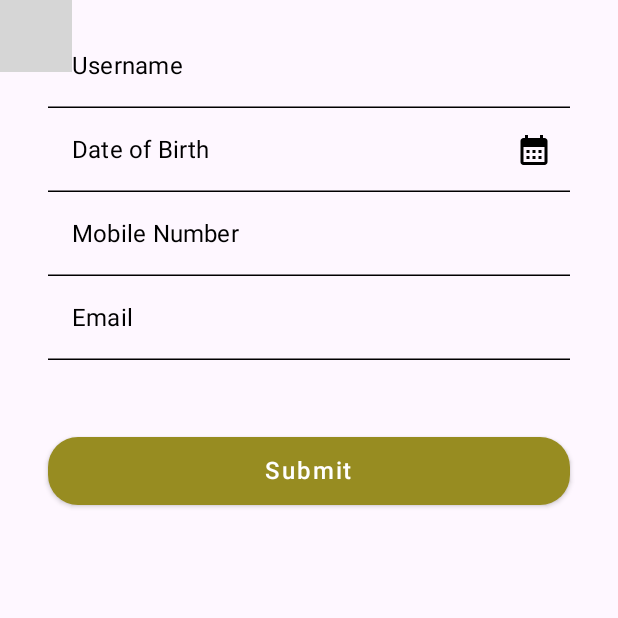
After one commit to AbuSayedMasud/capita_KMM, an Android app built with Jetpack Compose: the composable ForgetPasswordView shown on its own in the app's theme, on a phone screen of 412 x 824 dp, the top half of it. The commit adds this screen. Run offline under Robolectric (Android 15) with nearby library versions, the phone set to English and light mode, and no system bars; libraries missing offline, so code that uses them is left out: com.vanpra.composematerialdialogs; 2 statements that could not run were skipped; grey boxes are pictures that could not be loaded.

Commit message:
forget password ui restructured  for  android

```diff
--- /dev/null
+++ b/androidApp/src/main/java/com/leads/capitabull/android/forgetPassword/ForgetPasswordView.kt
@@ -0,0 +1,386 @@
+package com.leads.capitabull.android.forgetPassword
+
+import android.annotation.SuppressLint
+import android.os.Build
+import androidx.annotation.RequiresApi
+import androidx.compose.foundation.Image
+import androidx.compose.foundation.clickable
+import androidx.compose.foundation.isSystemInDarkTheme
+import androidx.compose.foundation.layout.Box
+import androidx.compose.foundation.layout.Column
+import androidx.compose.foundation.layout.fillMaxSize
+import androidx.compose.foundation.layout.fillMaxWidth
+import androidx.compose.foundation.layout.height
+import androidx.compose.foundation.layout.padding
+import androidx.compose.foundation.layout.size
+import androidx.compose.foundation.shape.RoundedCornerShape
+import androidx.compose.foundation.text.KeyboardOptions
+import androidx.compose.material.AlertDialog
+import androidx.compose.material.Button
+import androidx.compose.material.ButtonDefaults
+import androidx.compose.material.Icon
+import androidx.compose.material.MaterialTheme
+import androidx.compose.material.Text
+import androidx.compose.material.TextField
+import androidx.compose.material.TextFieldDefaults
+import androidx.compose.material3.ExperimentalMaterial3Api
+import androidx.compose.runtime.Composable
+import androidx.compose.runtime.derivedStateOf
+import androidx.compose.runtime.getValue
+import androidx.compose.runtime.mutableStateOf
+import androidx.compose.runtime.remember
+import androidx.compose.runtime.setValue
+import androidx.compose.ui.Alignment
+import androidx.compose.ui.Modifier
+import androidx.compose.ui.graphics.Color
+import androidx.compose.ui.platform.LocalContext
+import androidx.compose.ui.res.painterResource
+import androidx.compose.ui.text.font.FontWeight
+import androidx.compose.ui.text.input.KeyboardType
+import androidx.compose.ui.text.style.TextAlign
+import androidx.compose.ui.unit.dp
+import androidx.compose.ui.unit.sp
+import androidx.navigation.NavHostController
+import com.leads.capita.formatnumber.isWithinMaxCharLimit
+import com.leads.capitabull.android.R
+import com.leads.capitabull.android.formatnumber.InputFieldValidator.validateFields
+import com.leads.capitabull.android.theme.PrimaryColor
+import com.leads.capitabull.android.theme.White
+import com.leads.capitabull.android.theme.getCardColors
+import com.vanpra.composematerialdialogs.MaterialDialog
+import com.vanpra.composematerialdialogs.datetime.date.DatePickerDefaults
+import com.vanpra.composematerialdialogs.datetime.date.datepicker
+import com.vanpra.composematerialdialogs.rememberMaterialDialogState
+import java.time.LocalDate
+
+@SuppressLint("SuspiciousIndentation")
+@RequiresApi(Build.VERSION_CODES.O)
+@OptIn(ExperimentalMaterial3Api::class)
+@Composable
+fun ForgetPasswordView(navController: NavHostController) {
+    // Mutable state variables to track user input
+    var username by remember { mutableStateOf("") }
+    var birthday by remember { mutableStateOf("") }
+    var mobileNumber by remember { mutableStateOf("") }
+    var email by remember { mutableStateOf("") }
+
+    // Validate the fields and get the result and error message
+    val (isValidationSuccess, errorMessage) = validateFields(
+        username,
+        "",
+        "",
+        email,
+        mobileNumber,
+        "",
+        "",
+        "",
+        birthday,
+
+        isForgetPasswordView = true,
+        isRegistrationView = false,
+        isBiometricRegistrationView = false,
+        isBiometricFingerprintRegistrationView = false,
+    )
+
+    var isUsernameError by remember { mutableStateOf(false) }
+    var isMobileNumberError by remember { mutableStateOf(false) }
+    var isEmailError by remember { mutableStateOf(false) }
+    var isBirthdayError by remember {
+        mutableStateOf(false)
+    }
+
+    var isValidationErrorDialogVisible by remember { mutableStateOf(false) }
+
+    val isDarkTheme = isSystemInDarkTheme()
+    val textColor = if (isDarkTheme) Color.White else Color.Black
+    val placeholderTextColor = if (isDarkTheme) Color(0x83F1F3F4) else Color.DarkGray
+    val context = LocalContext.current
+    var pickedDate by remember {
+        mutableStateOf(LocalDate.now())
+    }
+    val (backgroundColor, contentColor) = getCardColors()
+    val formattedDate by remember {
+        derivedStateOf {
+            val month = pickedDate.monthValue.toString().padStart(2, '0')
+            val day = pickedDate.dayOfMonth.toString().padStart(2, '0')
+            val year = pickedDate.year
+            "$month/$day/$year"
+        }
+    }
+
+    val dateDialogState = rememberMaterialDialogState()
+    // Composable for the date picker dialog
+    MaterialDialog(
+        dialogState = dateDialogState,
+        buttons = {
+            positiveButton(
+                text = "Ok",
+                textStyle = MaterialTheme.typography.button,
+            ) {
+                birthday = formattedDate
+            }
+            negativeButton(text = "Cancel")
+        },
+
+    ) {
+        datepicker(
+            initialDate = LocalDate.now(),
+            title = "Pick a date of birth",
+            colors = DatePickerDefaults.colors(
+                headerBackgroundColor = PrimaryColor,
+                headerTextColor = Color.White,
+                dateActiveBackgroundColor = textColor,
+            ),
+
+        ) {
+            pickedDate = it
+        }
+    }
+
+    Column(
+        modifier = Modifier
+            .fillMaxSize()
+            .padding(top = 16.dp, start = 32.dp, end = 32.dp, bottom = 0.dp),
+        horizontalAlignment = Alignment.CenterHorizontally,
+    ) {
+        TextField(
+            value = username,
+            onValueChange = {
+                if (isWithinMaxCharLimit(it, 40)) {
+                    username = it
+                    isUsernameError = it.isEmpty()
+                }
+            },
+            placeholder = { Text("Username", color = contentColor) },
+            label = { Text("Username", color = contentColor) },
+            colors = TextFieldDefaults.outlinedTextFieldColors(
+                textColor = textColor,
+                unfocusedLabelColor = textColor,
+                unfocusedBorderColor = if (isUsernameError) Color.Red else textColor,
+                focusedBorderColor = if (isUsernameError) Color.Red else textColor,
+                focusedLabelColor = textColor,
+                cursorColor = textColor,
+                leadingIconColor = textColor,
+                placeholderColor = placeholderTextColor,
+
+            ),
+            keyboardOptions = KeyboardOptions.Default.copy(
+                keyboardType = KeyboardType.Ascii,
+            ),
+            singleLine = true,
+            modifier = Modifier.fillMaxWidth(),
+        )
+
+        TextField(
+            value = birthday,
+            onValueChange = {
+                if (isWithinMaxCharLimit(it, 10)) {
+                    birthday = it
+                    isBirthdayError = it.isEmpty()
+                }
+            },
+            modifier = Modifier.fillMaxWidth(),
+            label = { Text("Date of Birth", color = contentColor) },
+            placeholder = { Text("MM/DD/YYYY", color = contentColor) },
+            colors = TextFieldDefaults.outlinedTextFieldColors(
+                textColor = textColor,
+                unfocusedLabelColor = textColor,
+                unfocusedBorderColor = if (isBirthdayError) Color.Red else textColor,
+                focusedBorderColor = if (isBirthdayError) Color.Red else textColor,
+                focusedLabelColor = textColor,
+                cursorColor = textColor,
+                leadingIconColor = textColor,
+                placeholderColor = placeholderTextColor,
+            ),
+            trailingIcon = {
+                Icon(
+                    painter = painterResource(id = R.drawable.baseline_calendar_month_24),
+                    contentDescription = "Calendar Icon",
+                    modifier = Modifier
+                        .clickable {
+                            dateDialogState.show()
+                        }
+                        .padding(8.dp),
+                    tint = textColor,
+                )
+            },
+            keyboardOptions = KeyboardOptions.Default.copy(
+                keyboardType = KeyboardType.Ascii,
+            ),
+            singleLine = true,
+        )
+
+        TextField(
+            value = mobileNumber,
+            onValueChange = {
+                if (isWithinMaxCharLimit(it, 11)) {
+                    mobileNumber = it
+                    isMobileNumberError = it.isEmpty()
+                }
+            },
+            placeholder = { Text("880XXXXXXXXX", color = contentColor) },
+            label = { Text("Mobile Number", color = contentColor) },
+            colors = TextFieldDefaults.outlinedTextFieldColors(
+                textColor = textColor,
+                unfocusedLabelColor = textColor,
+                unfocusedBorderColor = if (isMobileNumberError) Color.Red else textColor,
+                focusedBorderColor = if (isMobileNumberError) Color.Red else textColor,
+                focusedLabelColor = textColor,
+                cursorColor = textColor,
+                leadingIconColor = textColor,
+                placeholderColor = placeholderTextColor,
+            ),
+            keyboardOptions = KeyboardOptions.Default.copy(
+                keyboardType = KeyboardType.Phone,
+            ),
+            singleLine = true,
+            modifier = Modifier.fillMaxWidth(),
+        )
+
+//        if (isFocused) {
+//            Text(text = "+880", modifier = Modifier.padding(start = 4.dp))
+//        }
+
+        TextField(
+            value = email,
+            onValueChange = {
+                if (isWithinMaxCharLimit(it, 40)) {
+                    email = it
+                    isEmailError = it.isEmpty()
+                }
+            },
+            placeholder = { Text("examle@gmail.com", color = contentColor) },
+            label = { Text("Email", color = contentColor) },
+            colors = TextFieldDefaults.outlinedTextFieldColors(
+                textColor = textColor,
+                unfocusedLabelColor = textColor,
+                unfocusedBorderColor = if (isEmailError) Color.Red else textColor,
+                focusedBorderColor = if (isEmailError) Color.Red else textColor,
+                focusedLabelColor = textColor,
+                cursorColor = textColor,
+                leadingIconColor = textColor,
+                placeholderColor = placeholderTextColor,
+
+            ),
+            keyboardOptions = KeyboardOptions.Default.copy(
+                keyboardType = KeyboardType.Ascii,
+            ),
+            singleLine = true,
+            modifier = Modifier.fillMaxWidth(),
+        )
+// Button for submitting the form
+        Button(
+            onClick =
+            {
+                // Perform password reset logic based on validation success
+                if (isValidationSuccess) {
+                    val passwordBean = ForgetPasswordPresenter()
+                    val isPasswordChanged = passwordBean.forgetPasswordPresenter(
+                        context = context,
+                        username = username,
+                        dateOfBirth = birthday,
+                        mobileNumber = mobileNumber,
+                        email = email,
+                    )
+                    if (isPasswordChanged) {
+                        isValidationErrorDialogVisible = true
+                    }
+                } else {
+                    isValidationErrorDialogVisible = true
+                }
+            },
+            modifier = Modifier
+                .fillMaxWidth()
+                .padding(top = 50.dp),
+
+            colors = ButtonDefaults.buttonColors(
+                backgroundColor = PrimaryColor,
+                contentColor = White,
+            ),
+            shape = RoundedCornerShape(20.dp),
+        ) {
+            Text(
+                text = "Submit",
+                fontSize = 16.sp,
+                modifier = Modifier.padding(5.dp),
+                color = Color.White,
+            )
+        }
+    }
+
+    // Display an alert dialog for validation errors or success message
+    if (isValidationErrorDialogVisible) {
+        AlertDialog(
+            onDismissRequest = {
+            },
+            title = {
+                // Display success or error icon based on the result
+                Image(
+                    painter = if (errorMessage == "Your password is successfully changed. Please check your E-mail.") {
+                        painterResource(id = R.drawable.success)
+                    } else {
+                        painterResource(id = R.drawable.high_importance_72)
+                    },
+                    contentDescription = null,
+                    modifier = Modifier
+                        .fillMaxWidth()
+                        .height(45.dp),
+                )
+            },
+            text = {
+                // Display the success or error message
+                Box(
+                    modifier = Modifier.fillMaxWidth(),
+                    contentAlignment = Alignment.Center,
+                ) {
+                    Text(
+                        if (errorMessage == "Success") {
+                            "Your password is successfully changed.Please check your E-mail."
+                        } else {
+                            errorMessage
+                        },
+                        color = contentColor,
+                        modifier = Modifier.align(Alignment.Center),
+                        textAlign = TextAlign.Center,
+                        style = MaterialTheme.typography.body1
+                            .copy(
+                                fontWeight = FontWeight.Bold,
+                                fontSize = 18.sp,
+                                color = contentColor,
+                                textAlign = TextAlign.Justify,
+                            ),
+                    )
+                }
+            },
+            confirmButton = {
+                Box(
+                    modifier = Modifier.fillMaxWidth(),
+                    contentAlignment = Alignment.Center,
+                ) {
+                    // Button to close the dialog
+                    Button(
+                        onClick = {
+                            if (errorMessage == "Your password is successfully changed. Please check your E-mail.") {
+                                isValidationErrorDialogVisible = false
+                                navController.navigate("login")
+                            } else {
+                                isValidationErrorDialogVisible = false
+                            }
+                        },
+                        colors = ButtonDefaults.buttonColors(
+                            backgroundColor = PrimaryColor,
+                            contentColor = White,
+                        ),
+                        modifier = Modifier
+                            .align(Alignment.Center)
+                            .padding(bottom = 12.dp),
+                    ) {
+                        Text("Ok")
+                    }
+                }
+            },
+            backgroundColor = backgroundColor,
+//            modifier = Modifier.size(270.dp, 200.dp),
+        )
+    }
+}
```
Also changed, not shown: androidApp/src/main/java/com/leads/capitabull/android/forgetPassword/ForgetPasswordPresenter.kt (added, +22 -0 lines), androidApp/src/main/java/com/leads/capitabull/android/forgetPassword/ForgetPasswordScreen.kt (+55 -2 lines).
